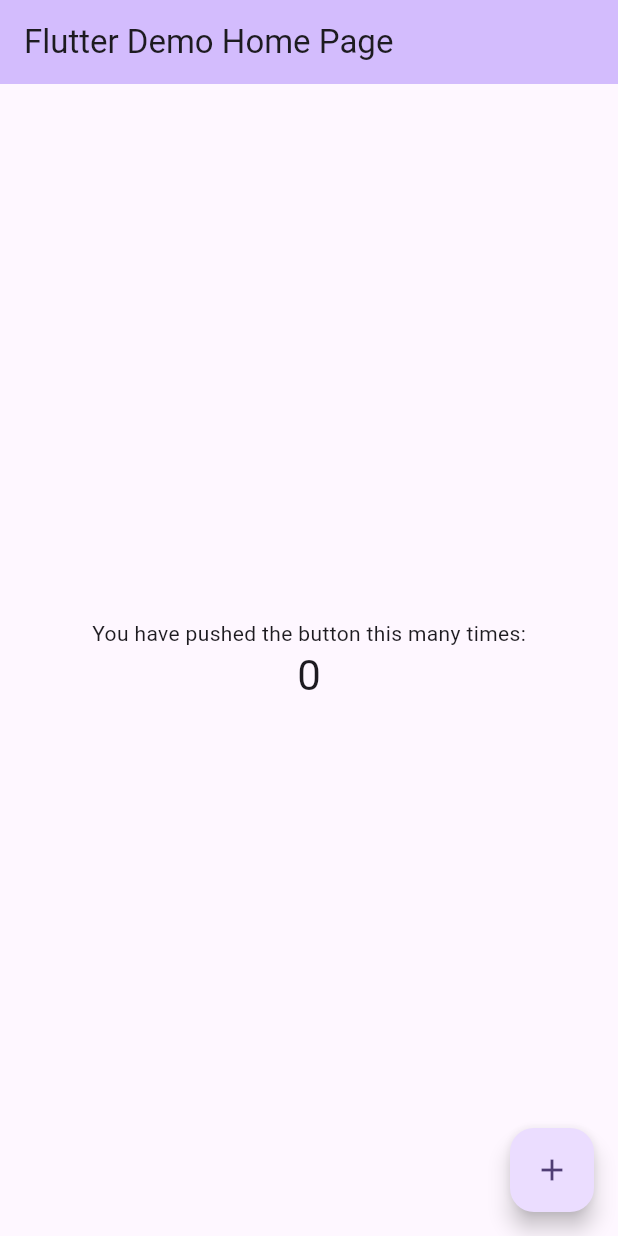
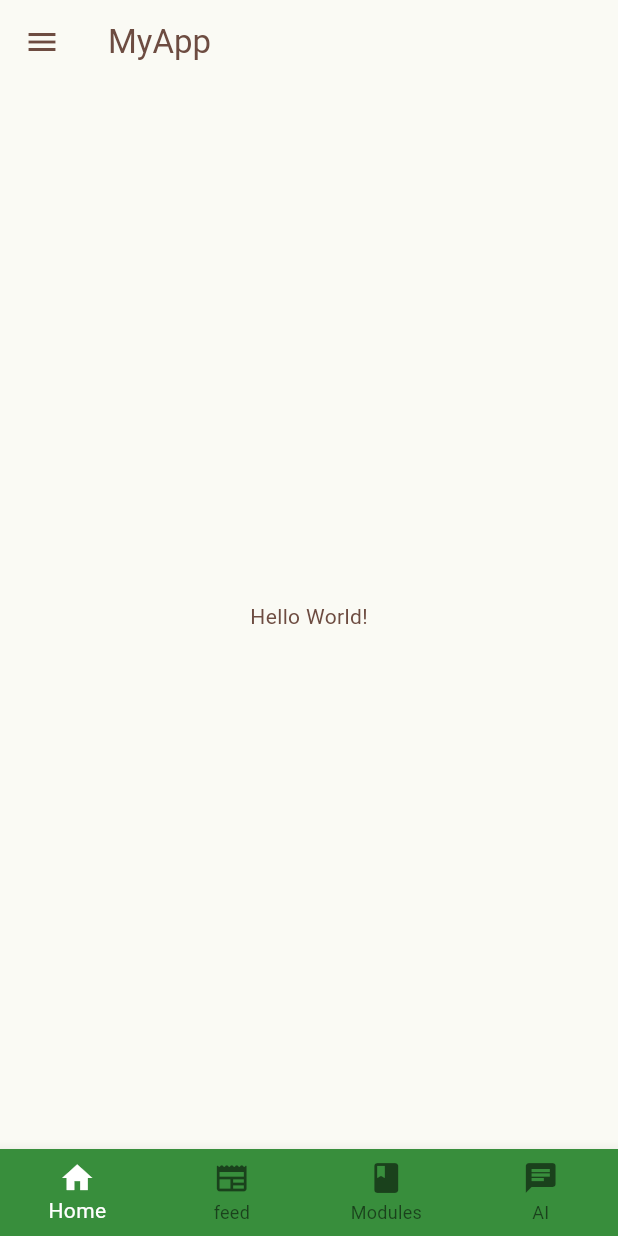
Before and after one commit to oceanSsagar/agri_chem, a Flutter app: the screen it shows after launch, on a phone screen of 412 x 824 dp. Run offline on Flutter 3.47's test engine with Material 3 defaults, Android fonts, the phone set to English and light mode, and no system bars; our stand-ins replace flutter_dotenv.

Commit message:
make base flutter app with navigation and themes

```diff
--- a/lib/main.dart
+++ b/lib/main.dart
@@ -1,122 +1,23 @@
 import 'package:flutter/material.dart';
+import 'package:agri_chem/screens/home_screen.dart'; //home screen
+import 'package:flutter_dotenv/flutter_dotenv.dart'; //dotenv
+import 'package:agri_chem/themes/app_theme.dart'; //theme import
 
-void main() {
-  runApp(const MyApp());
+Future main() async {
+  await dotenv.load(fileName: ".env");
+  runApp(MyApp());
 }
 
 class MyApp extends StatelessWidget {
   const MyApp({super.key});
 
-  // This widget is the root of your application.
   @override
   Widget build(BuildContext context) {
     return MaterialApp(
-      title: 'Flutter Demo',
-      theme: ThemeData(
-        // This is the theme of your application.
-        //
-        // TRY THIS: Try running your application with "flutter run". You'll see
-        // the application has a purple toolbar. Then, without quitting the app,
-        // try changing the seedColor in the colorScheme below to Colors.green
-        // and then invoke "hot reload" (save your changes or press the "hot
-        // reload" button in a Flutter-supported IDE, or press "r" if you used
-        // the command line to start the app).
-        //
-        // Notice that the counter didn't reset back to zero; the application
-        // state is not lost during the reload. To reset the state, use hot
-        // restart instead.
-        //
-        // This works for code too, not just values: Most code changes can be
-        // tested with just a hot reload.
-        colorScheme: ColorScheme.fromSeed(seedColor: Colors.deepPurple),
-      ),
-      home: const MyHomePage(title: 'Flutter Demo Home Page'),
+      title: "Agri Chem", //Application Name
+      theme: AppTheme.lightTheme, //My theme
+      darkTheme: AppTheme.darkTheme,
+      home: HomeScreen(),
     );
   }
 }
-
-class MyHomePage extends StatefulWidget {
-  const MyHomePage({super.key, required this.title});
-
-  // This widget is the home page of your application. It is stateful, meaning
-  // that it has a State object (defined below) that contains fields that affect
-  // how it looks.
-
-  // This class is the configuration for the state. It holds the values (in this
-  // case the title) provided by the parent (in this case the App widget) and
-  // used by the build method of the State. Fields in a Widget subclass are
-  // always marked "final".
-
-  final String title;
-
-  @override
-  State<MyHomePage> createState() => _MyHomePageState();
-}
-
-class _MyHomePageState extends State<MyHomePage> {
-  int _counter = 0;
-
-  void _incrementCounter() {
-    setState(() {
-      // This call to setState tells the Flutter framework that something has
-      // changed in this State, which causes it to rerun the build method below
-      // so that the display can reflect the updated values. If we changed
-      // _counter without calling setState(), then the build method would not be
-      // called again, and so nothing would appear to happen.
-      _counter++;
-    });
-  }
-
-  @override
-  Widget build(BuildContext context) {
-    // This method is rerun every time setState is called, for instance as done
-    // by the _incrementCounter method above.
-    //
-    // The Flutter framework has been optimized to make rerunning build methods
-    // fast, so that you can just rebuild anything that needs updating rather
-    // than having to individually change instances of widgets.
-    return Scaffold(
-      appBar: AppBar(
-        // TRY THIS: Try changing the color here to a specific color (to
-        // Colors.amber, perhaps?) and trigger a hot reload to see the AppBar
-        // change color while the other colors stay the same.
-        backgroundColor: Theme.of(context).colorScheme.inversePrimary,
-        // Here we take the value from the MyHomePage object that was created by
-        // the App.build method, and use it to set our appbar title.
-        title: Text(widget.title),
-      ),
-      body: Center(
-        // Center is a layout widget. It takes a single child and positions it
-        // in the middle of the parent.
-        child: Column(
-          // Column is also a layout widget. It takes a list of children and
-          // arranges them vertically. By default, it sizes itself to fit its
-          // children horizontally, and tries to be as tall as its parent.
-          //
-          // Column has various properties to control how it sizes itself and
-          // how it positions its children. Here we use mainAxisAlignment to
-          // center the children vertically; the main axis here is the vertical
-          // axis because Columns are vertical (the cross axis would be
-          // horizontal).
-          //
-          // TRY THIS: Invoke "debug painting" (choose the "Toggle Debug Paint"
-          // action in the IDE, or press "p" in the console), to see the
-          // wireframe for each widget.
-          mainAxisAlignment: MainAxisAlignment.center,
-          children: <Widget>[
-            const Text('You have pushed the button this many times:'),
-            Text(
-              '$_counter',
-              style: Theme.of(context).textTheme.headlineMedium,
-            ),
-          ],
-        ),
-      ),
-      floatingActionButton: FloatingActionButton(
-        onPressed: _incrementCounter,
-        tooltip: 'Increment',
-        child: const Icon(Icons.add),
-      ), // This trailing comma makes auto-formatting nicer for build methods.
-    );
-  }
-}
--- /dev/null
+++ b/lib/screens/home_screen.dart
@@ -0,0 +1,63 @@
+import 'package:flutter/material.dart';
+import 'package:flutter_dotenv/flutter_dotenv.dart';
+
+class HomeScreen extends StatefulWidget {
+  const HomeScreen({super.key});
+
+  @override
+  State<StatefulWidget> createState() {
+    return _HomeScreenState();
+  }
+}
+
+class _HomeScreenState extends State<HomeScreen> {
+  String appName = dotenv.get('APP_NAME', fallback: "MyApp");
+  int _selectedIndex = 0;
+
+  _onItemTapped(int index) {
+    setState(() {
+      _selectedIndex = index;
+    });
+  }
+
+  @override
+  Widget build(BuildContext context) {
+    return Scaffold(
+      appBar: AppBar(
+        //AppBar Name
+        title: Text(appName),
+        backgroundColor: Theme.of(context).colorScheme.surface,
+      ),
+      //App Drawer
+      drawer: Drawer(
+        child: Column(
+          mainAxisAlignment: MainAxisAlignment.start,
+          crossAxisAlignment: CrossAxisAlignment.start,
+          children: [
+            SizedBox(height: 100),
+            TextButton(onPressed: () {}, child: Text("settings")),
+          ],
+        ),
+      ),
+      //Bottom Navigatio Bar (ofcourse for navigation in app)
+      bottomNavigationBar: BottomNavigationBar(
+        type: BottomNavigationBarType.fixed,
+        enableFeedback: true, //haptics
+        backgroundColor: Theme.of(context).colorScheme.primary,
+        fixedColor: Theme.of(context).colorScheme.onPrimary,
+        currentIndex: _selectedIndex,
+        onTap: _onItemTapped,
+        items: const <BottomNavigationBarItem>[
+          BottomNavigationBarItem(icon: Icon(Icons.home), label: 'Home'),
+          BottomNavigationBarItem(
+            icon: Icon(Icons.newspaper_rounded),
+            label: 'feed',
+          ),
+          BottomNavigationBarItem(icon: Icon(Icons.book), label: 'Modules'),
+          BottomNavigationBarItem(icon: Icon(Icons.chat), label: 'AI'),
+        ],
+      ),
+      body: Center(child: Text("Hello World!")),
+    );
+  }
+}
--- /dev/null
+++ b/lib/themes/app_theme.dart
@@ -0,0 +1,76 @@
+import 'package:flutter/material.dart';
+
+class AppTheme {
+  static ThemeData get lightTheme {
+    return ThemeData(
+      primaryColor: const Color(0xFF388E3C), // Deep Green
+      colorScheme: const ColorScheme.light(
+        primary: Color(0xFF388E3C), // Deep Green
+        secondary: Color(0xFFFBC02D), // Golden Yellow
+        surface: Color(0xFFFAFAF4), // Cream
+        error: Color(0xFFD32F2F), // Reddish Brown
+        onPrimary: Color(0xFFFFFFFF), // White for contrast
+        onSecondary: Color(0xFF000000), // Black for text
+        onSurface: Color(0xFF6D4C41), // Rich Brown
+        onError: Color(0xFFFFFFFF), // White for contrast
+      ),
+      textTheme: const TextTheme(
+        headlineLarge: TextStyle(
+          fontSize: 32,
+          fontWeight: FontWeight.bold,
+          color: Color(0xFF388E3C),
+        ), // Primary
+        headlineSmall: TextStyle(
+          fontSize: 20,
+          fontWeight: FontWeight.w600,
+          color: Color(0xFF6D4C41),
+        ), // Surface text
+        bodyLarge: TextStyle(
+          fontSize: 16,
+          color: Color(0xFF2E7D32),
+        ), // Dark Green for body text
+        bodySmall: TextStyle(
+          fontSize: 14,
+          color: Color(0xFF6D4C41),
+        ), // Rich Brown for secondary text
+      ),
+    );
+  }
+
+  static ThemeData get darkTheme {
+    return ThemeData(
+      brightness: Brightness.dark,
+      primaryColor: const Color(0xFF1B5E20), // Darker Green
+      colorScheme: const ColorScheme.dark(
+        primary: Color(0xFF1B5E20), // Darker Green
+        secondary: Color(0xFFFBC02D), // Golden Yellow
+        surface: Color(0xFF424242), // Gray
+        error: Color(0xFFCF6679), // Reddish Pink
+        onPrimary: Color(0xFFFFFFFF), // White for contrast
+        onSecondary: Color(0xFF000000), // Black for text
+        onSurface: Color(0xFFFFFFFF), // White text on surface
+        onError: Color(0xFF000000), // Black for contrast
+      ),
+      textTheme: const TextTheme(
+        headlineLarge: TextStyle(
+          fontSize: 32,
+          fontWeight: FontWeight.bold,
+          color: Color(0xFFFFFFFF), // White text for headlines
+        ),
+        headlineSmall: TextStyle(
+          fontSize: 20,
+          fontWeight: FontWeight.w600,
+          color: Color(0xFFFBC02D), // Golden Yellow text for smaller headlines
+        ),
+        bodyLarge: TextStyle(
+          fontSize: 16,
+          color: Color(0xFFFFFFFF), // White text for body
+        ),
+        bodySmall: TextStyle(
+          fontSize: 14,
+          color: Color(0xFFBDBDBD), // Light Gray for secondary body text
+        ),
+      ),
+    );
+  }
+}
--- a/pubspec.yaml
+++ b/pubspec.yaml
@@ -34,6 +34,7 @@ dependencies:
   # The following adds the Cupertino Icons font to your application.
   # Use with the CupertinoIcons class for iOS style icons.
   cupertino_icons: ^1.0.8
+  flutter_dotenv: ^5.2.1
 
 dev_dependencies:
   flutter_test:
@@ -58,7 +59,8 @@ flutter:
   uses-material-design: true
 
   # To add assets to your application, add an assets section, like this:
-  # assets:
+  assets:
+    - .env
   #   - images/a_dot_burr.jpeg
   #   - images/a_dot_ham.jpeg
 
```
Also changed, not shown: pubspec.lock, 1 other file.
